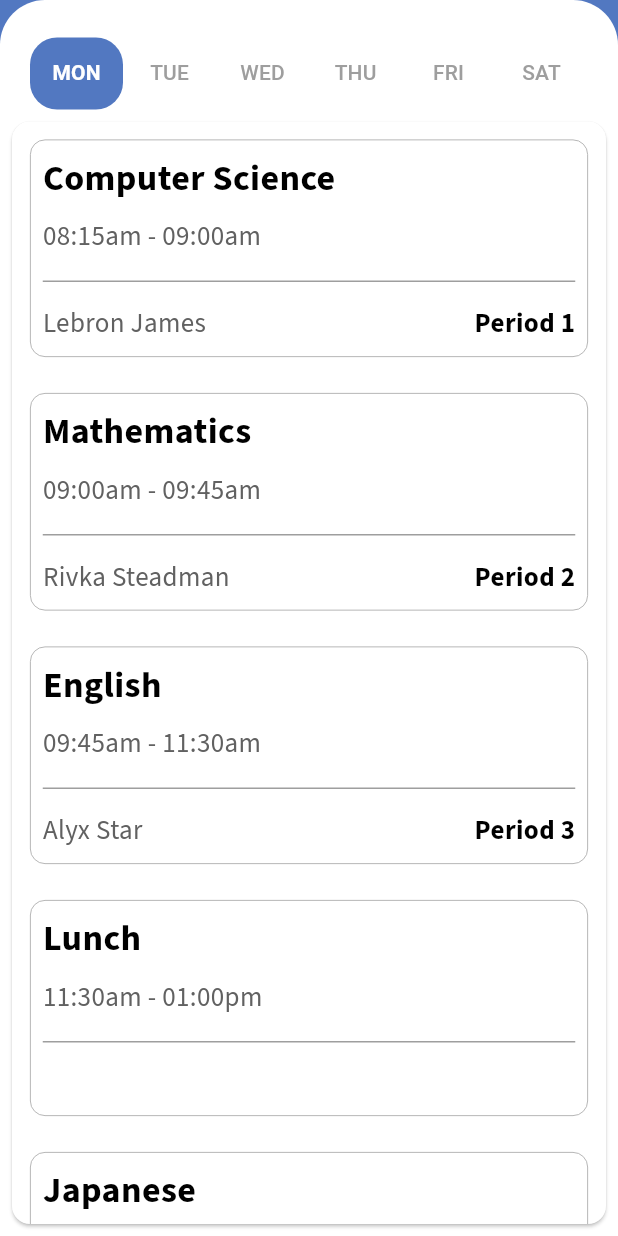
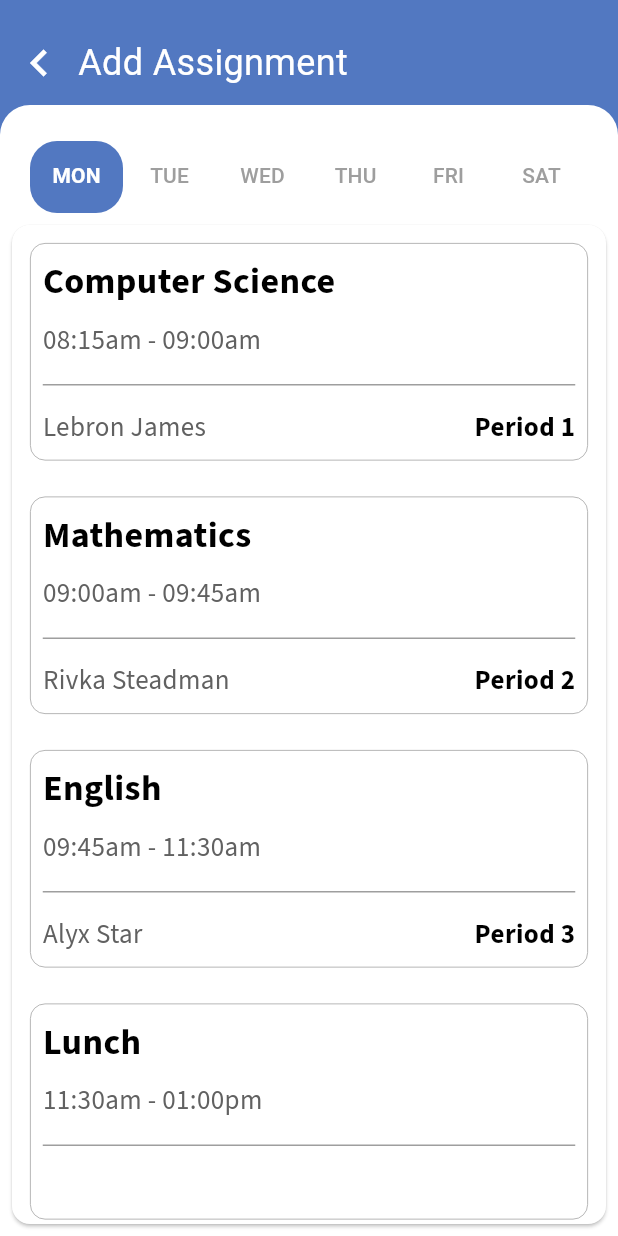
Before and after one commit to georgecabaccang/iskulapp-flutter, a Flutter app: the TimeTablePage screen opened directly, on a phone screen of 412 x 824 dp. Run offline on Flutter 3.47's test engine with Material 3 defaults, Android fonts, the phone set to English and light mode, and no system bars; our stand-ins replace dotted_line, flutter_bloc, flutter_dotenv, flutter_secure_storage, flutter_spinkit, freezed_annotation and 1 more; accounts and stored records are empty.

Commit message:
Add app content and refactor calendar and timetable

```diff
--- a/lib/pages/assignment/assignment_add/assignment_add_page/assignment_add_page.dart
+++ b/lib/pages/assignment/assignment_add/assignment_add_page/assignment_add_page.dart
@@ -19,6 +19,7 @@ class _AssignmentAddPageState extends State<AssignmentAddPage> {
         color: AppColors.primaryColor,
         child: Column(
           children: [
+            const CustomAppBar(title: 'Add Assignment'),
             Expanded(
               // This ensures the Container occupies all available space
               child: Container(
--- /dev/null
+++ b/lib/pages/common_widgets/app_content.dart
@@ -0,0 +1,29 @@
+import 'package:flutter/material.dart';
+
+class AppContent extends StatelessWidget {
+
+  final List<Widget> content;
+
+  const AppContent({
+    super.key,
+    required this.content,
+  });
+
+  @override
+  Widget build(BuildContext context) {
+    return  Expanded(
+      child: Container(
+        decoration: const BoxDecoration(
+          color: Colors.white, // Set the background of the expanded area to white
+          borderRadius: BorderRadius.only(
+            topLeft: Radius.circular(20.0), // Rounded top left corner
+            topRight: Radius.circular(20.0), // Rounded top right corner
+          ),
+        ),
+        child: Column(
+          children: content,
+        ),
+      ),
+    );
+  }
+}
--- a/lib/pages/timetable/timetable_page.dart
+++ b/lib/pages/timetable/timetable_page.dart
@@ -1,12 +1,11 @@
 import 'package:flutter/material.dart';
+import 'package:school_erp/pages/common_widgets/app_content.dart';
+import 'package:school_erp/pages/common_widgets/custom_app_bar.dart';
 import 'package:school_erp/pages/timetable/widget/timetable_tabbar.dart';
-import 'package:school_erp/theme/colors.dart';
-import 'package:school_erp/theme/text_styles.dart';
 import 'dart:convert';
 import 'package:flutter/services.dart';
-import 'package:school_erp/pages/common_widgets/custom_app_bar.dart';
-import 'package:school_erp/pages/assignment/widgets/assignment_animation_manager.dart';
 import 'package:school_erp/pages/timetable/widget/timetable_card.dart';
+import 'package:school_erp/theme/colors.dart';
 
 class TimeTablePage extends StatefulWidget {
   const TimeTablePage({super.key});
@@ -15,79 +14,36 @@ class TimeTablePage extends StatefulWidget {
   _TimeTablePageState createState() => _TimeTablePageState();
 }
 
-class _TimeTablePageState extends State<TimeTablePage> with TickerProviderStateMixin {
-  late AssignmentAnimationManager animationManager;
+class _TimeTablePageState extends State<TimeTablePage>
+    with TickerProviderStateMixin {
   late TabController _tabController;
   Map<String, dynamic>? timetableData; // To hold the loaded timetable data
 
   @override
   void initState() {
     super.initState();
-    animationManager = AssignmentAnimationManager(vsync: this);
     _tabController = TabController(length: 6, vsync: this);
-    _startAnimation();
     _loadTimetable(); // Load the timetable data
-  }
-
-  void _startAnimation() {
-    animationManager.startAnimation();
-  }
-
-  void _handleBackPress() {
-    animationManager.reverseAnimation();
-    Future.delayed(animationManager.duration, () {
-      if (mounted) {
-        Navigator.pop(context);
-      }
-    });
   }
 
   Future<void> _loadTimetable() async {
     // Load JSON data from assets
-    final String response = await rootBundle.loadString('assets/timetable.json');
+    final String response =
+        await rootBundle.loadString('assets/timetable.json');
     setState(() {
       timetableData = json.decode(response); // Decode JSON
     });
   }
 
   @override
-  void dispose() {
-    _tabController.dispose();
-    super.dispose();
-  }
-
-  @override
   Widget build(BuildContext context) {
     return Scaffold(
-      body: Stack(
+      backgroundColor: AppColors.primaryColor,
+      body: Column(
         children: [
-          Container(color: AppColors.primaryColor),
-          AnimatedBuilder(
-            animation: animationManager.controller,
-            builder: (context, child) {
-              return Positioned(
-                top: animationManager.topPosition,
-                left: 0,
-                right: 0,
-                bottom: 0,
-                child: Container(
-                  decoration: const BoxDecoration(
-                    color: Colors.white,
-                    borderRadius: BorderRadius.only(
-                      topLeft: Radius.circular(30.0),
-                      topRight: Radius.circular(30.0),
-                    ),
-                  ),
-                  child: FadeTransition(
-                    opacity: animationManager.fadeAnimation,
-                    child: child ?? Container(),
-                  ),
-                ),
-              );
-            },
-            child: Column(
-              children: [
-                const SizedBox(height: 25),
+          const CustomAppBar(title: 'Add Assignment'),
+          AppContent(content: [
+            const SizedBox(height: 24,),
             TimeTableTabBar(controller: _tabController),
             Expanded(
               child: TabBarView(
@@ -96,39 +52,44 @@ class _TimeTablePageState extends State<TimeTablePage> with TickerProviderStateM
                   timetableData != null
                       ? TimetableCard(
                           day: "Monday",
-                              subjects: List<Map<String, dynamic>>.from(timetableData!['timetable']['Monday']))
-                          : const Center(child: CircularProgressIndicator()), // Loading indicator
+                          subjects: List<Map<String, dynamic>>.from(
+                              timetableData!['timetable']['Monday']))
+                      : const Center(child: CircularProgressIndicator()),
+                  // Loading indicator
                   timetableData != null
                       ? TimetableCard(
                           day: "Tuesday",
-                              subjects: List<Map<String, dynamic>>.from(timetableData!['timetable']['Tuesday']))
+                          subjects: List<Map<String, dynamic>>.from(
+                              timetableData!['timetable']['Tuesday']))
                       : const Center(child: CircularProgressIndicator()),
                   timetableData != null
                       ? TimetableCard(
                           day: "Wednesday",
-                              subjects: List<Map<String, dynamic>>.from(timetableData!['timetable']['Wednesday']))
+                          subjects: List<Map<String, dynamic>>.from(
+                              timetableData!['timetable']['Wednesday']))
                       : const Center(child: CircularProgressIndicator()),
                   timetableData != null
                       ? TimetableCard(
                           day: "Thursday",
-                              subjects: List<Map<String, dynamic>>.from(timetableData!['timetable']['Thursday']))
+                          subjects: List<Map<String, dynamic>>.from(
+                              timetableData!['timetable']['Thursday']))
                       : const Center(child: CircularProgressIndicator()),
                   timetableData != null
                       ? TimetableCard(
                           day: "Friday",
-                              subjects: List<Map<String, dynamic>>.from(timetableData!['timetable']['Friday']))
+                          subjects: List<Map<String, dynamic>>.from(
+                              timetableData!['timetable']['Friday']))
                       : const Center(child: CircularProgressIndicator()),
                   timetableData != null
                       ? TimetableCard(
                           day: "Saturday",
-                              subjects: List<Map<String, dynamic>>.from(timetableData!['timetable']['Saturday']))
+                          subjects: List<Map<String, dynamic>>.from(
+                              timetableData!['timetable']['Saturday']))
                       : const Center(child: CircularProgressIndicator()),
                 ],
               ),
-                ),
-              ],
-            ),
-          ),
+            )
+          ]),
         ],
       ),
     );
```
Also changed, not shown: lib/pages/calendar/calendar_attendance_page.dart (+3 -24 lines), lib/pages/common_widgets/statefulWidgetTemplate.dart (added, +36 -0 lines). Lines whose indentation alone changed are shown as unchanged.
